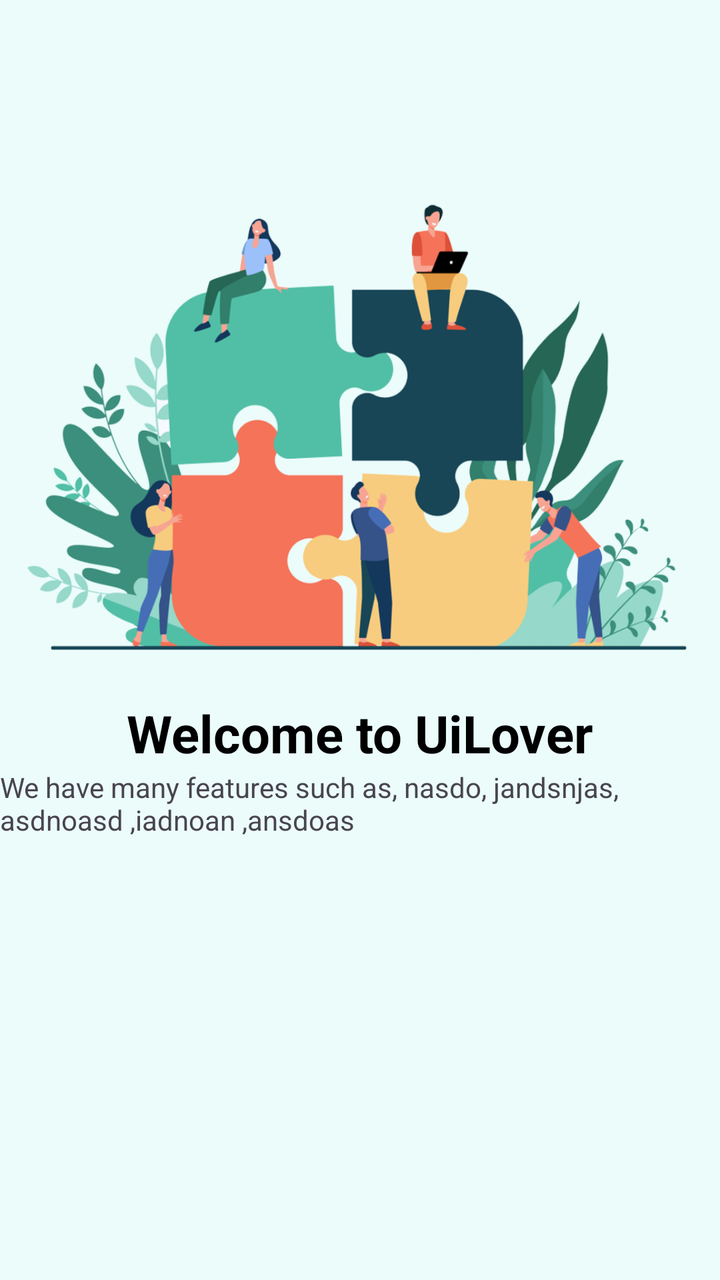
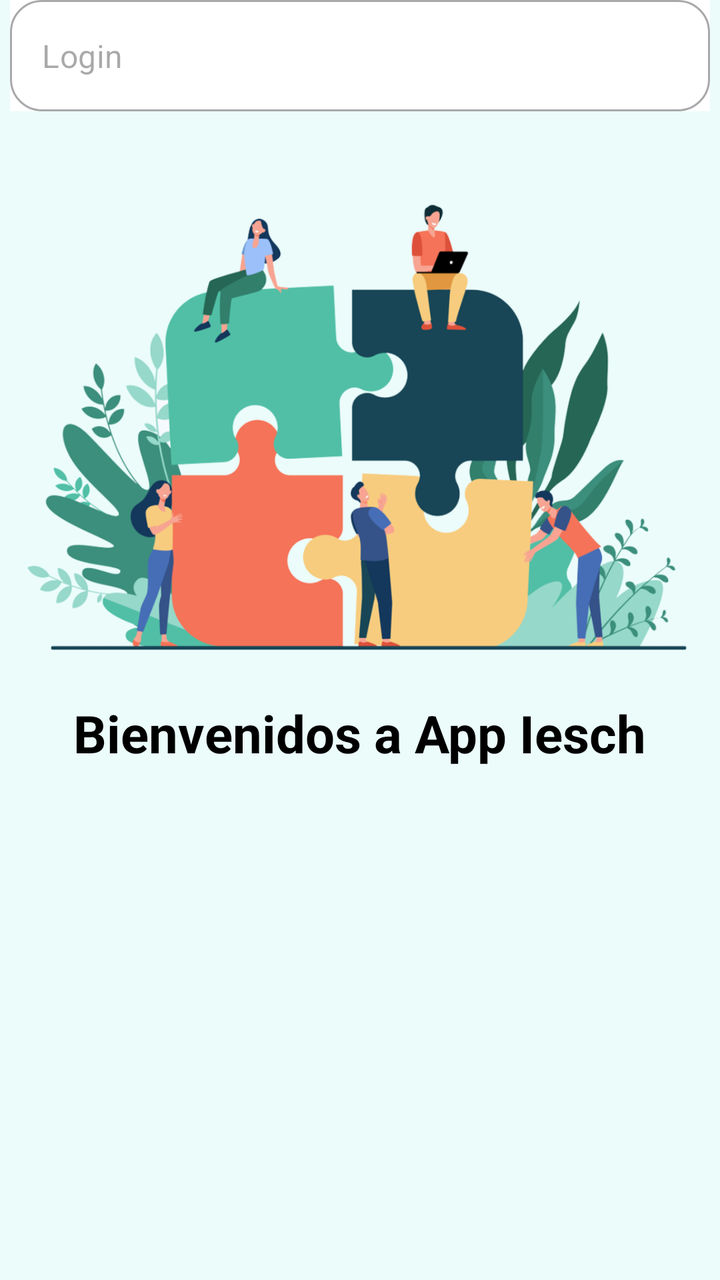

Before-and-after screenshots of an Android layout around one commit, followed by the original layout XML and the change that was made.
<!-- AndroidManifest.xml: application theme Theme.P1MenuDashboard -->
<!-- res/layout/intro_activity.xml -->
<?xml version="1.0" encoding="utf-8"?>
<androidx.constraintlayout.widget.ConstraintLayout xmlns:android="http://schemas.android.com/apk/res/android"
    xmlns:app="http://schemas.android.com/apk/res-auto"
    android:layout_width="match_parent"
    android:layout_height="match_parent"
    android:background="#EBFCFB">

    <ImageView
        android:id="@+id/imageView3"
        android:layout_width="wrap_content"
        android:layout_height="wrap_content"
        android:layout_marginTop="70dp"
        app:layout_constraintEnd_toEndOf="parent"
        app:layout_constraintStart_toStartOf="parent"
        app:layout_constraintTop_toTopOf="parent"
        app:srcCompat="@drawable/banner_intro" />

    <TextView
        android:id="@+id/textView"
        android:layout_width="wrap_content"
        android:layout_height="wrap_content"
        android:text="Welcome to UiLover"
        android:textColor="#000000"
        android:textSize="26sp"
        android:textStyle="bold"
        app:layout_constraintEnd_toEndOf="parent"
        app:layout_constraintStart_toStartOf="parent"
        app:layout_constraintTop_toBottomOf="@+id/imageView3" />

    <TextView
        android:id="@+id/textView2"
        android:layout_width="wrap_content"
        android:layout_height="wrap_content"
        android:text="We have many features such as, nasdo, jandsnjas, asdnoasd ,iadnoan ,ansdoas"
        app:layout_constraintEnd_toEndOf="parent"
        app:layout_constraintStart_toStartOf="parent"
        app:layout_constraintTop_toBottomOf="@+id/textView" />
</androidx.constraintlayout.widget.ConstraintLayout>
<!-- resources referenced by this layout -->
<resources>
  <!-- drawable banner_intro: png bitmap (drawable-hdpi, 92882 bytes) -->
  <style name="Theme.P1MenuDashboard" parent="Base.Theme.P1MenuDashboard" />
  <style name="Base.Theme.P1MenuDashboard" parent="Theme.Material3.DayNight.NoActionBar">
          
          
      </style>
</resources>

<!-- the commit's change to res/layout/intro_activity.xml (unified diff, before → after) -->
@@ -1,6 +1,7 @@
 <?xml version="1.0" encoding="utf-8"?>
 <androidx.constraintlayout.widget.ConstraintLayout xmlns:android="http://schemas.android.com/apk/res/android"
     xmlns:app="http://schemas.android.com/apk/res-auto"
+    xmlns:tools="http://schemas.android.com/tools"
     android:layout_width="match_parent"
     android:layout_height="match_parent"
     android:background="#EBFCFB">
@@ -19,7 +20,7 @@
         android:id="@+id/textView"
         android:layout_width="wrap_content"
         android:layout_height="wrap_content"
-        android:text="Welcome to UiLover"
+        android:text="Bienvenidos a App Iesch"
         android:textColor="#000000"
         android:textSize="26sp"
         android:textStyle="bold"
@@ -27,12 +28,48 @@
         app:layout_constraintStart_toStartOf="parent"
         app:layout_constraintTop_toBottomOf="@+id/imageView3" />
 
-    <TextView
-        android:id="@+id/textView2"
-        android:layout_width="wrap_content"
+    <androidx.constraintlayout.widget.ConstraintLayout
+        android:id="@+id/constraintLayout"
+        android:layout_width="match_parent"
+        android:layout_height="55dp"
+        android:layout_margin="32dp"
+        android:background="@drawable/button_background_green_1"
+        tools:layout_editor_absoluteX="32dp"
+        tools:layout_editor_absoluteY="722dp">
+
+        <TextView
+            android:id="@+id/textView6"
+            android:layout_width="wrap_content"
+            android:layout_height="wrap_content"
+            android:text="Login"
+            android:textColor="#ffffff"
+            android:textSize="24sp"
+            android:textStyle="bold"
+            app:layout_constraintBottom_toBottomOf="parent"
+            app:layout_constraintEnd_toEndOf="parent"
+            app:layout_constraintStart_toStartOf="parent"
+            app:layout_constraintTop_toTopOf="parent" />
+    </androidx.constraintlayout.widget.ConstraintLayout>
+
+    <com.google.android.material.textfield.TextInputLayout
+        android:layout_width="350dp"
         android:layout_height="wrap_content"
-        android:text="We have many features such as, nasdo, jandsnjas, asdnoasd ,iadnoan ,ansdoas"
+        android:background="#FFFFFF"
+        android:hint=" hola que tal"
+        style="@style/Widget.MaterialComponents.TextInputLayout.OutlinedBox"
+        app:boxCornerRadiusTopStart="16dp"
+        app:boxCornerRadiusTopEnd="16dp"
+        app:boxCornerRadiusBottomStart="16dp"
+        app:boxCornerRadiusBottomEnd="16dp"
+        app:hintEnabled="false"
         app:layout_constraintEnd_toEndOf="parent"
         app:layout_constraintStart_toStartOf="parent"
-        app:layout_constraintTop_toBottomOf="@+id/textView" />
+        tools:layout_editor_absoluteY="486dp">
+
+        <com.google.android.material.textfield.TextInputEditText
+            android:layout_width="match_parent"
+            android:layout_height="wrap_content"
+            android:hint="Login" />
+    </com.google.android.material.textfield.TextInputLayout>
+
 </androidx.constraintlayout.widget.ConstraintLayout>
<!-- resource entries referenced after the edit -->
@@ -1,6 +1,17 @@
 <!-- resources referenced by this layout -->
 <resources>
   <!-- drawable banner_intro: png bitmap (drawable-hdpi, 92882 bytes) -->
+  <!-- drawable button_background_green_1 (drawable) -->
+  <?xml version="1.0" encoding="utf-8"?>
+  <selector xmlns:android="http://schemas.android.com/apk/res/android">
+  <item>
+      <shape android:shape="rectangle">
+          <corners android:radius="50dp"/>
+          <solid android:color="#1DB7AE"/>
+  
+      </shape>
+  </item>
+  </selector>
   <style name="Theme.P1MenuDashboard" parent="Base.Theme.P1MenuDashboard" />
   <style name="Base.Theme.P1MenuDashboard" parent="Theme.Material3.DayNight.NoActionBar">
           
